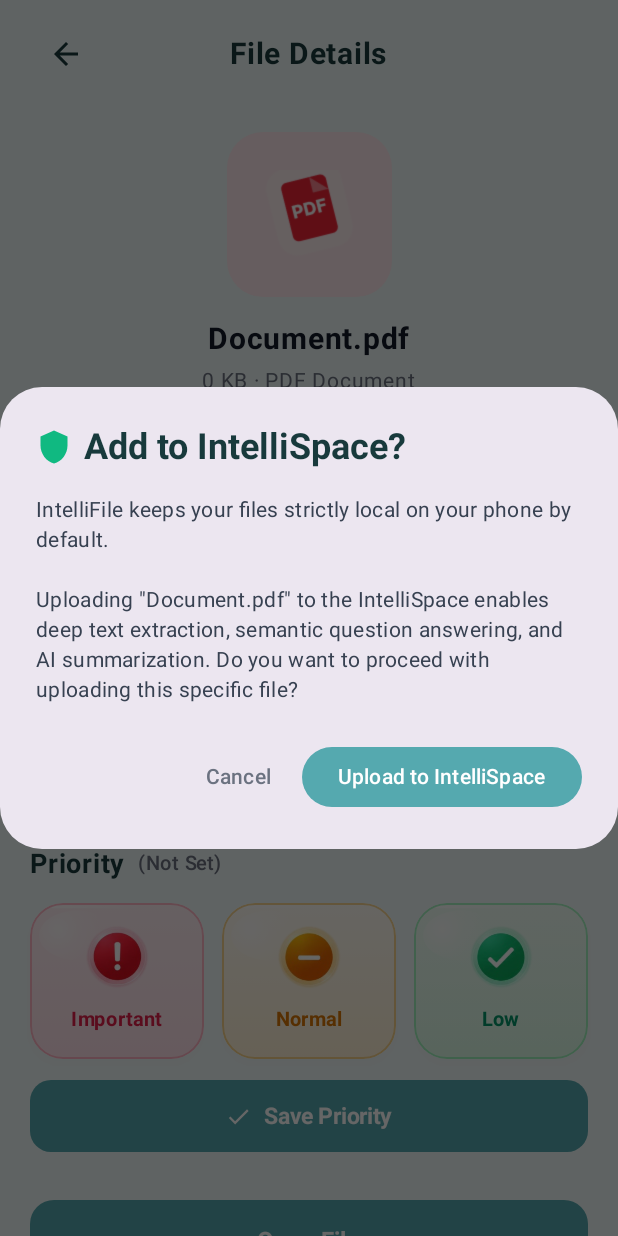
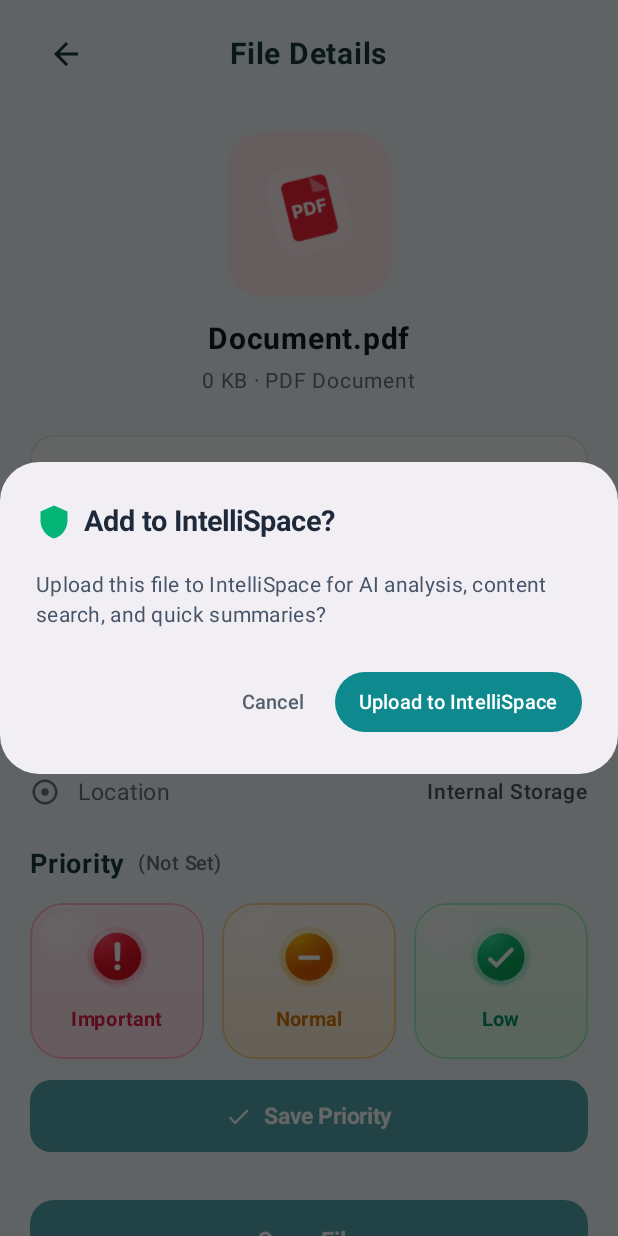
Before and after one commit to kishoreraja437-cyber/intellifile, an Android app built with Jetpack Compose: the composable FileDetailScreen shown on its own in the app's theme, after a tap on "Add to IntelliSpace", on a phone screen of 412 x 824 dp. Run offline under Robolectric (Android 15) with nearby library versions, the phone set to English and light mode, and no system bars; network calls fail.

Commit message:
Simplify Add to IntelliSpace confirmation dialog to match reference design

```diff
--- a/app/src/main/java/com/simats/intellifile/ui/detail/FileDetailScreen.kt
+++ b/app/src/main/java/com/simats/intellifile/ui/detail/FileDetailScreen.kt
@@ -325,31 +325,41 @@ fun FileDetailScreen(
     // Privacy confirmation dialog for server upload
     if (showVaultConfirmDialog) {
         AlertDialog(
-            onDismissRequest = { showVaultConfirmDialog = false },
+            onDismissRequest = { if (!isUploadingToVault) showVaultConfirmDialog = false },
+            shape = RoundedCornerShape(26.dp),
+            containerColor = Color(0xFFF1EEF4),
             title = {
-                Row(verticalAlignment = Alignment.CenterVertically) {
+                Row(
+                    verticalAlignment = Alignment.CenterVertically,
+                    horizontalArrangement = Arrangement.Start
+                ) {
                     Icon(
                         imageVector = Icons.Default.Shield,
                         contentDescription = null,
-                        tint = Color(0xFF10B981)
+                        tint = Color(0xFF04B577),
+                        modifier = Modifier.size(24.dp)
                     )
                     Spacer(modifier = Modifier.width(8.dp))
-                    Text("Add to IntelliSpace?", fontWeight = FontWeight.Bold)
+                    Text(
+                        text = "Add to IntelliSpace?",
+                        fontSize = 19.sp,
+                        fontWeight = FontWeight.Bold,
+                        color = Color(0xFF1E293B)
+                    )
                 }
             },
             text = {
                 Text(
-                    "IntelliFile keeps your files strictly local on your phone by default.\n\n" +
-                            "Uploading \"${fileData.fileName}\" to the IntelliSpace enables deep text extraction, " +
-                            "semantic question answering, and AI summarization. Do you want to proceed with uploading this specific file?",
+                    text = "Upload this file to IntelliSpace for AI analysis, content search, and quick summaries?",
                     fontSize = 14.sp,
                     lineHeight = 20.sp,
-                    color = Color(0xFF374151)
+                    color = Color(0xFF475569)
                 )
             },
             confirmButton = {
                 Button(
                     onClick = {
+                        if (isUploadingToVault) return@Button
                         showVaultConfirmDialog = false
                         isUploadingToVault = true
                         scope.launch {
@@ -398,14 +408,33 @@ fun FileDetailScreen(
                             }
                         }
                     },
-                    colors = ButtonDefaults.buttonColors(containerColor = MaterialTheme.colorScheme.primary)
+                    colors = ButtonDefaults.buttonColors(
+                        containerColor = Color(0xFF0E8A8F),
+                        contentColor = Color.White
+                    ),
+                    shape = RoundedCornerShape(20.dp),
+                    contentPadding = PaddingValues(horizontal = 16.dp, vertical = 9.dp),
+                    elevation = ButtonDefaults.buttonElevation(defaultElevation = 0.dp, pressedElevation = 1.dp)
                 ) {
-                    Text("Upload to IntelliSpace")
+                    Text(
+                        text = "Upload to IntelliSpace",
+                        fontSize = 13.5.sp,
+                        fontWeight = FontWeight.SemiBold,
+                        color = Color.White
+                    )
                 }
             },
             dismissButton = {
-                TextButton(onClick = { showVaultConfirmDialog = false }) {
-                    Text("Cancel", color = Color(0xFF6B7280))
+                TextButton(
+                    onClick = { showVaultConfirmDialog = false },
+                    contentPadding = PaddingValues(horizontal = 12.dp, vertical = 8.dp)
+                ) {
+                    Text(
+                        text = "Cancel",
+                        fontSize = 13.5.sp,
+                        fontWeight = FontWeight.SemiBold,
+                        color = Color(0xFF55606E)
+                    )
                 }
             }
         )
```
